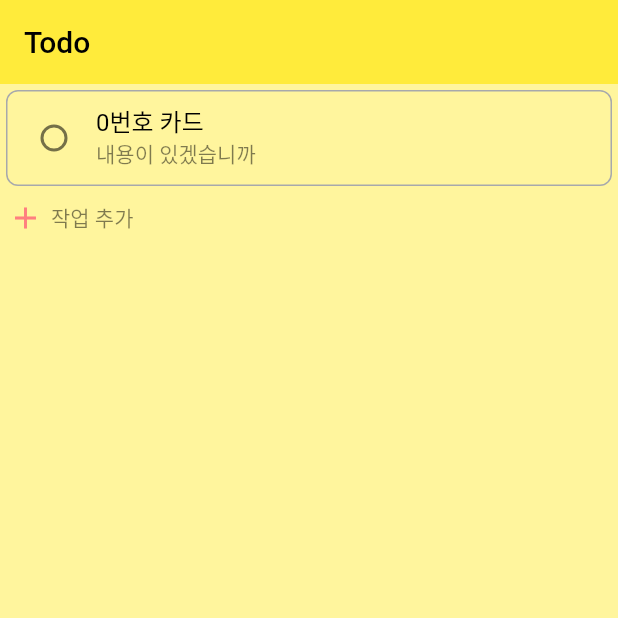
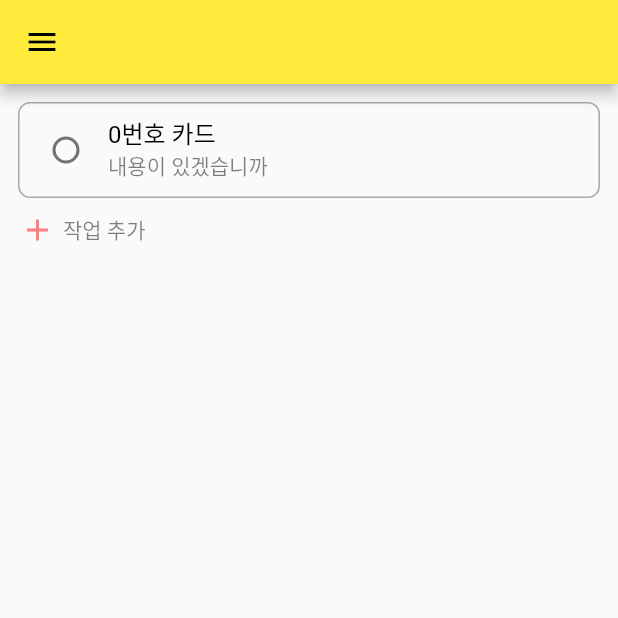
Before and after one commit to Leonamin/todolist, a Flutter app: the screen it shows after launch, on a phone screen of 412 x 824 dp, the top half of it. Run offline on Flutter 3.47's test engine with Material 2 defaults, Android fonts, the phone set to English and light mode, and no system bars.

Commit message:
메인화면 작업중 일단 출근

```diff
--- a/lib/main.dart
+++ b/lib/main.dart
@@ -1,6 +1,5 @@
 import 'package:flutter/material.dart';
-import 'package:todolist/pages/main/todo_main_page.dart';
-import 'package:todolist/pages/todo_home.dart';
+import 'package:todolist/pages/project/todo_project_page.dart';
 
 void main() {
   runApp(TodoApp());
@@ -13,7 +12,7 @@ class TodoApp extends StatelessWidget {
       theme: ThemeData(
         primarySwatch: Colors.yellow,
       ),
-      home: TodoMainPage(),
+      home: TodoProjectPage(),
     );
   }
 }
--- a/lib/pages/main/todo_main_page.dart
+++ /dev/null
@@ -1,25 +0,0 @@
-import 'package:flutter/material.dart';
-import 'package:provider/provider.dart';
-import 'package:todolist/pages/main/todo_main_screen.dart';
-import 'package:todolist/providers/todo_project_provider.dart';
-
-class TodoMainPage extends StatefulWidget {
-  const TodoMainPage({super.key});
-
-  @override
-  State<TodoMainPage> createState() => _TodoMainPageState();
-}
-
-class _TodoMainPageState extends State<TodoMainPage> {
-  @override
-  Widget build(BuildContext context) {
-    return ChangeNotifierProvider(
-      create: (context) {
-        final provider = TodoProjectProvider();
-        // provider.init()
-        return provider;
-      },
-      builder: (context, child) => TodoMainScreen(),
-    );
-  }
-}
--- a/lib/pages/main/todo_main_screen.dart
+++ /dev/null
@@ -1,20 +0,0 @@
-import 'package:flutter/material.dart';
-import 'package:todolist/widgets/todo_section_panel.dart';
-
-class TodoMainScreen extends StatefulWidget {
-  const TodoMainScreen({super.key});
-
-  @override
-  State<TodoMainScreen> createState() => _TodoMainScreenState();
-}
-
-class _TodoMainScreenState extends State<TodoMainScreen> {
-  @override
-  Widget build(BuildContext context) {
-    return Scaffold(
-      backgroundColor: Colors.yellow[200],
-      appBar: AppBar(title: const Text('Todo'), elevation: 0.0),
-      body: TodoSectionPanel(),
-    );
-  }
-}
--- /dev/null
+++ b/lib/pages/project/todo_project_page.dart
@@ -0,0 +1,101 @@
+import 'package:flutter/material.dart';
+import 'package:provider/provider.dart';
+import 'package:todolist/pages/project/todo_project_screen.dart';
+import 'package:todolist/pages/project/providers/todo_project_provider.dart';
+
+class TodoProjectPage extends StatefulWidget {
+  const TodoProjectPage({super.key});
+
+  @override
+  State<TodoProjectPage> createState() => _TodoProjectPageState();
+}
+
+class _TodoProjectPageState extends State<TodoProjectPage>
+    with TickerProviderStateMixin {
+  // TODO 사용자 설정
+  bool showProjectList = true;
+
+  late final AnimationController _controller = AnimationController(
+    duration: const Duration(seconds: 2),
+    vsync: this,
+  )..repeat(reverse: true);
+  late final Animation<double> _animation = CurvedAnimation(
+    parent: _controller,
+    curve: Curves.easeIn,
+  );
+
+  final headerTextStyle = TextStyle(
+      fontSize: 18,
+      fontWeight: FontWeight.bold,
+      color: Colors.black.withOpacity(0.5));
+  final normalTextStyle = TextStyle(fontSize: 18, color: Colors.black);
+
+  _appBar() {
+    return AppBar();
+  }
+
+  _drawer() {
+    return Drawer(
+      child: ListView(
+        children: [
+          ListTile(
+            onTap: () {},
+            // hoverColor: Colors.black.withOpacity(0.2),
+            // FIXME 하드코딩 글자
+            title: Text(
+              "프로젝트",
+              style: headerTextStyle,
+            ),
+            trailing: Wrap(
+              spacing: 8.0,
+              children: [
+                InkWell(onTap: () {}, child: Icon(Icons.add)),
+                InkWell(
+                    onTap: () {
+                      setState(() {
+                        showProjectList = !showProjectList;
+                      });
+                    },
+                    child: showProjectList
+                        ? Icon(Icons.arrow_drop_down)
+                        : Icon(Icons.arrow_left)),
+              ],
+            ),
+          ),
+          AnimatedSize(
+            duration: Duration(milliseconds: 150),
+            curve: Curves.fastOutSlowIn,
+            child: Container(
+                child: !showProjectList
+                    ? null
+                    : ListTile(
+                        title: Text("ASDASD"),
+                      )),
+          )
+        ],
+      ),
+    );
+  }
+
+  @override
+  void initState() {
+    // TODO: implement initState
+    super.initState();
+  }
+
+  @override
+  Widget build(BuildContext context) {
+    return ChangeNotifierProvider(
+      create: (context) {
+        final provider = TodoProjectProvider();
+        provider.laodProjectList();
+        return provider;
+      },
+      builder: (context, child) => Scaffold(
+        appBar: _appBar(),
+        drawer: _drawer(),
+        body: TodoProjectScreen(),
+      ),
+    );
+  }
+}
--- /dev/null
+++ b/lib/pages/project/todo_project_screen.dart
@@ -0,0 +1,19 @@
+import 'package:flutter/material.dart';
+import 'package:todolist/widgets/todo_section_panel.dart';
+
+class TodoProjectScreen extends StatefulWidget {
+  const TodoProjectScreen({super.key});
+
+  @override
+  State<TodoProjectScreen> createState() => _TodoProjectScreenState();
+}
+
+class _TodoProjectScreenState extends State<TodoProjectScreen> {
+  @override
+  Widget build(BuildContext context) {
+    // TODO 프로젝트 데이터 없으면 가져오는 스크린 있으면 프로젝트
+    return Scaffold(
+      body: TodoSectionPanel(),
+    );
+  }
+}
--- a/lib/widgets/todo_section_card.dart
+++ b/lib/widgets/todo_section_card.dart
@@ -30,13 +30,16 @@ class _TodoSectionCardState extends State<TodoSectionCard> {
           taskOrder: index));
   @override
   Widget build(BuildContext context) {
-    return ListView(
+    return Padding(
+      padding: const EdgeInsets.all(8.0),
+      child: ListView(
         children: [
           TodoTaskCard(
             task: taskList.first,
           ),
           AddTodoTaskCard(),
         ],
+      ),
     );
   }
 }
```
Also changed, not shown: lib/pages/project/providers/todo_project_provider.dart (added, +51 -0 lines), lib/providers/todo_project_provider.dart (deleted, +0 -13 lines). Lines whose indentation alone changed are shown as unchanged.
